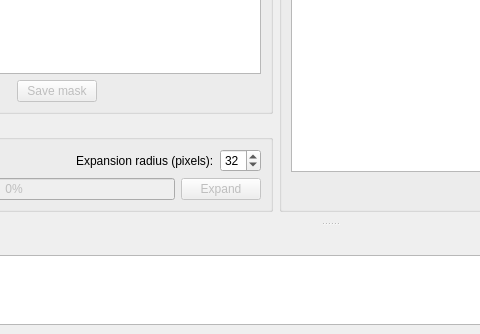
Old version of the form gui/ui/mainwin.ui in the repository jtsiomb/texpand; both pictures show x 168 to 648 and y 545 to 879 of the 995 by 879 pixel window.
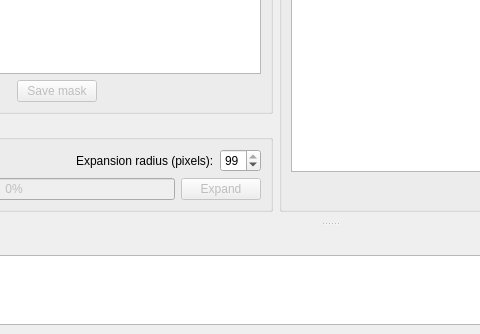
New version of the form. Custom widgets are drawn as their Qt base class.

Commit message: changed the default expand radius in the GUI spinbox to 128

What changed in the file:
```diff
--- a/gui/ui/mainwin.ui
+++ b/gui/ui/mainwin.ui
@@ -289,7 +289,7 @@
                 <number>1</number>
                </property>
                <property name="value">
-                <number>32</number>
+                <number>128</number>
                </property>
               </widget>
              </item>
```
